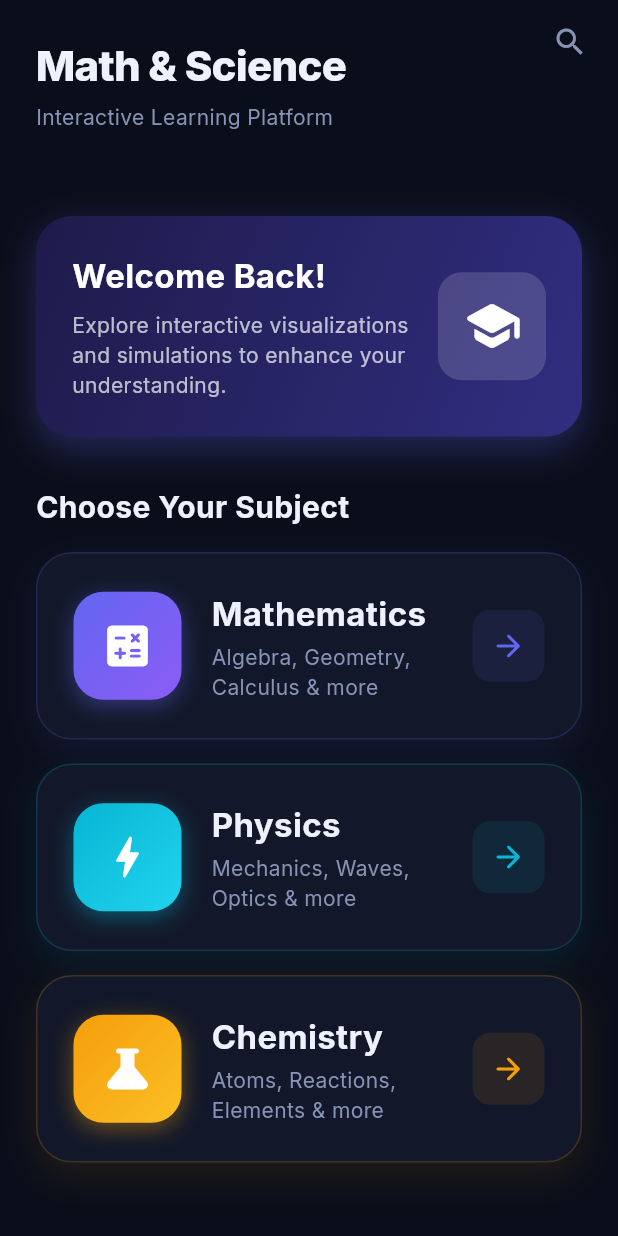
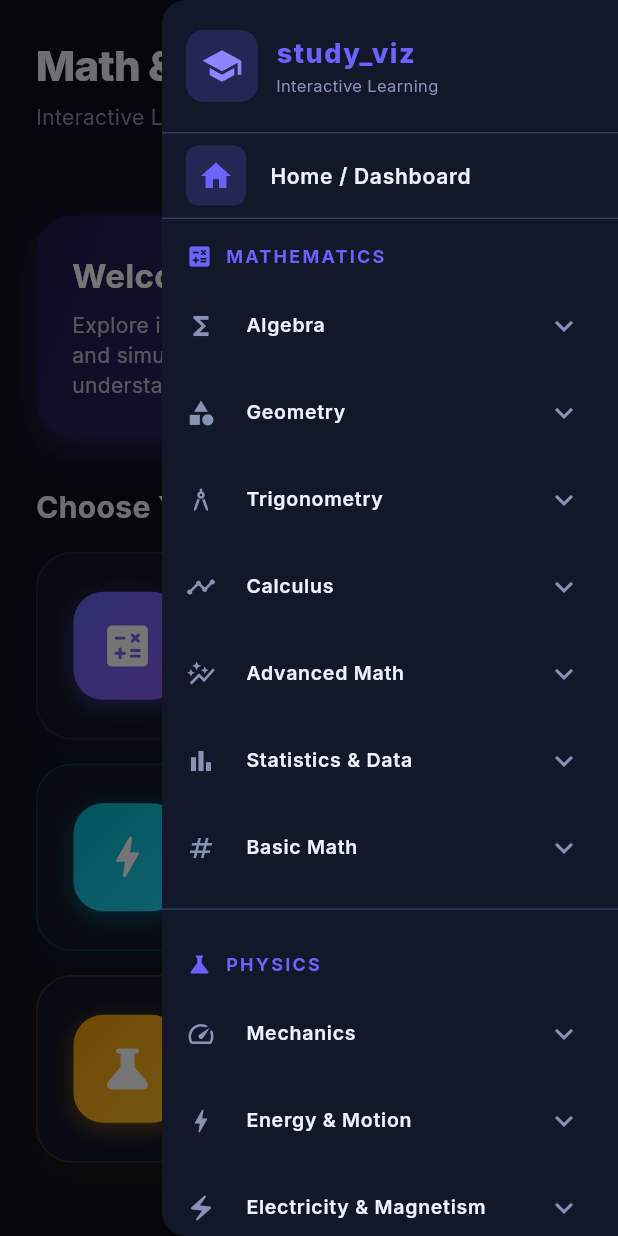
Before and after one commit to DileepTekkali/Interactive-visualizer, a Flutter app: the screen it shows after launch, with the side drawer open (before the commit the screen has no drawer), on a phone screen of 412 x 824 dp. Run offline on Flutter 3.47's test engine with Material 3 defaults, Android fonts, the phone set to English and light mode, and no system bars; our stand-ins replace fl_chart, google_fonts.

Commit message:
replaces searchbar with side bar

```diff
--- a/frontend/lib/features/dashboard/dashboard_screen.dart
+++ b/frontend/lib/features/dashboard/dashboard_screen.dart
@@ -4,6 +4,7 @@
 import 'package:flutter/material.dart';
 import 'package:google_fonts/google_fonts.dart';
 import '../../core/theme/app_theme.dart';
+import '../../shared/widgets/app_sidebar.dart';
 import 'math_screen.dart';
 import 'physics_screen.dart';
 import 'chemistry_screen.dart';
@@ -15,6 +16,7 @@ class DashboardScreen extends StatelessWidget {
   Widget build(BuildContext context) {
     return Scaffold(
       backgroundColor: AppTheme.background,
+      endDrawer: const AppSidebar(),
       body: SafeArea(
         child: CustomScrollView(
           slivers: [
@@ -52,9 +54,13 @@ class DashboardScreen extends StatelessWidget {
                 ),
               ),
               actions: [
-                IconButton(
-                  icon: const Icon(Icons.search, color: AppTheme.textSecondary),
-                  onPressed: () {},
+                Builder(
+                  builder: (ctx) => IconButton(
+                    icon: const Icon(Icons.menu_rounded,
+                        color: AppTheme.textSecondary),
+                    tooltip: 'Open Navigation',
+                    onPressed: () => Scaffold.of(ctx).openEndDrawer(),
+                  ),
                 ),
                 const SizedBox(width: 8),
               ],
```
Also changed, not shown: frontend/lib/features/dashboard/chemistry_screen.dart (+9 -3 lines), frontend/lib/features/dashboard/math_screen.dart (+9 -3 lines), frontend/lib/features/dashboard/physics_screen.dart (+9 -3 lines).
